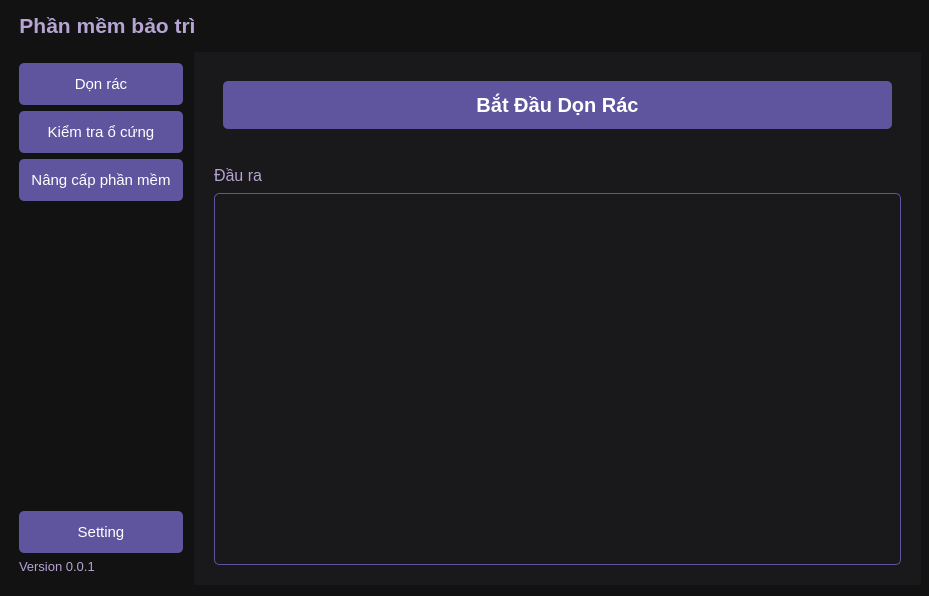
Above: src/UI/main.ui from Thachj-Thw/MaintenanceSoftware before the change. Below: the same form after it.
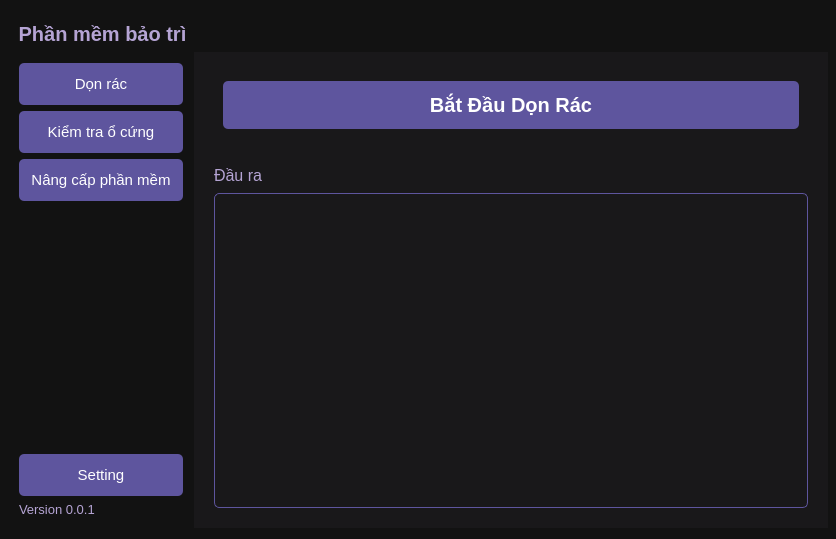
That is the form after the change. Icons and pictures are not drawn.

```diff
--- a/src/UI/main.ui
+++ b/src/UI/main.ui
@@ -2,12 +2,15 @@
 <ui version="4.0">
  <class>MainWindow</class>
  <widget class="QMainWindow" name="MainWindow">
+  <property name="enabled">
+   <bool>true</bool>
+  </property>
   <property name="geometry">
    <rect>
     <x>0</x>
     <y>0</y>
-    <width>929</width>
-    <height>596</height>
+    <width>836</width>
+    <height>539</height>
    </rect>
   </property>
   <property name="windowTitle">
@@ -36,6 +39,12 @@
 	font-size: 15px
 }
 
+
+QPushButton:disabled {
+	color: #cccbd4;
+	background-color: #413b6e;
+}
+
 QPushButton:hover {
 	background-color: #ae99d1;
 }
@@ -159,7 +168,8 @@
 }
 
 #label_title {
-	font-size: 21px;
+	padding: 0px;
+	font-size: 20px;
 	font-weight: bold;
 }
 
@@ -272,25 +282,86 @@
            <number>0</number>
           </property>
           <item>
-           <widget class="QFrame" name="size_up">
-            <property name="minimumSize">
-             <size>
-              <width>1</width>
-              <height>2</height>
-             </size>
-            </property>
-            <property name="maximumSize">
-             <size>
-              <width>16777215</width>
-              <height>2</height>
-             </size>
-            </property>
+           <widget class="QFrame" name="frame_up_left">
             <property name="frameShape">
              <enum>QFrame::Shape::StyledPanel</enum>
             </property>
             <property name="frameShadow">
              <enum>QFrame::Shadow::Raised</enum>
             </property>
+            <layout class="QHBoxLayout" name="horizontalLayout_9">
+             <property name="spacing">
+              <number>0</number>
+             </property>
+             <property name="leftMargin">
+              <number>0</number>
+             </property>
+             <property name="topMargin">
+              <number>0</number>
+             </property>
+             <property name="rightMargin">
+              <number>0</number>
+             </property>
+             <property name="bottomMargin">
+              <number>0</number>
+             </property>
+             <item>
+              <widget class="QFrame" name="size_up_left">
+               <property name="sizePolicy">
+                <sizepolicy hsizetype="Minimum" vsizetype="Minimum">
+                 <horstretch>0</horstretch>
+                 <verstretch>0</verstretch>
+                </sizepolicy>
+               </property>
+               <property name="minimumSize">
+                <size>
+                 <width>5</width>
+                 <height>5</height>
+                </size>
+               </property>
+               <property name="maximumSize">
+                <size>
+                 <width>5</width>
+                 <height>5</height>
+                </size>
+               </property>
+               <property name="frameShape">
+                <enum>QFrame::Shape::StyledPanel</enum>
+               </property>
+               <property name="frameShadow">
+                <enum>QFrame::Shadow::Raised</enum>
+               </property>
+              </widget>
+             </item>
+             <item>
+              <widget class="QFrame" name="size_up">
+               <property name="sizePolicy">
+                <sizepolicy hsizetype="Expanding" vsizetype="Minimum">
+                 <horstretch>0</horstretch>
+                 <verstretch>0</verstretch>
+                </sizepolicy>
+               </property>
+               <property name="minimumSize">
+                <size>
+                 <width>5</width>
+                 <height>5</height>
+                </size>
+               </property>
+               <property name="maximumSize">
+                <size>
+                 <width>16777215</width>
+                 <height>5</height>
+                </size>
+               </property>
+               <property name="frameShape">
+                <enum>QFrame::Shape::StyledPanel</enum>
+               </property>
+               <property name="frameShadow">
+                <enum>QFrame::Shadow::Raised</enum>
+               </property>
+              </widget>
+             </item>
+            </layout>
            </widget>
           </item>
           <item>
@@ -303,7 +374,7 @@
          </layout>
         </widget>
        </item>
-       <item alignment="Qt::AlignmentFlag::AlignRight">
+       <item alignment="Qt::AlignmentFlag::AlignRight|Qt::AlignmentFlag::AlignTop">
         <widget class="QFrame" name="frame_btn">
          <property name="frameShape">
           <enum>QFrame::Shape::StyledPanel</enum>
@@ -588,9 +659,18 @@
                       <layout class="QVBoxLayout" name="verticalLayout_8">
                        <item>
                         <widget class="QPushButton" name="btn_start_clean">
+                         <property name="enabled">
+                          <bool>true</bool>
+                         </property>
                          <property name="text">
                           <string>Bắt Đầu Dọn Rác</string>
                          </property>
+                         <property name="checkable">
+                          <bool>false</bool>
+                         </property>
+                         <property name="autoDefault">
+                          <bool>false</bool>
+                         </property>
                         </widget>
                        </item>
                       </layout>
@@ -922,7 +1002,7 @@
       </property>
       <layout class="QHBoxLayout" name="horizontalLayout_5">
        <property name="spacing">
-        <number>1</number>
+        <number>0</number>
        </property>
        <property name="leftMargin">
         <number>0</number>
```
Left out of the diff: 7 changed lines with no effect on the pictures.
